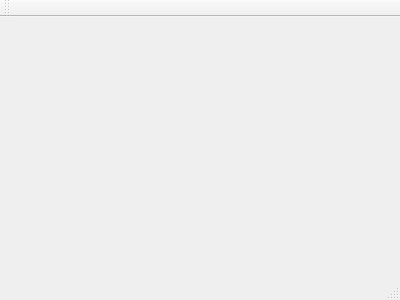
Before: the Qt Designer form src/smp/smp-gui/mainwindow.ui in create-misch/dtv, drawn with Qt 5.
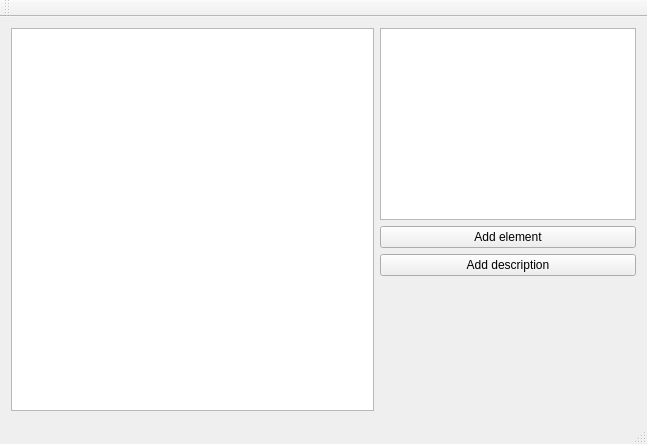
After: the same form once the commit is applied.

```diff
--- a/src/smp/smp-gui/mainwindow.ui
+++ b/src/smp/smp-gui/mainwindow.ui
@@ -6,14 +6,54 @@
    <rect>
     <x>0</x>
     <y>0</y>
-    <width>400</width>
-    <height>300</height>
+    <width>647</width>
+    <height>444</height>
    </rect>
   </property>
   <property name="windowTitle">
    <string>MainWindow</string>
   </property>
-  <widget class="QWidget" name="centralWidget"/>
+  <widget class="QWidget" name="centralWidget">
+   <layout class="QHBoxLayout" name="horizontalLayout" stretch="1,0">
+    <item>
+     <widget class="QTreeView" name="treeView"/>
+    </item>
+    <item>
+     <layout class="QVBoxLayout" name="verticalLayout">
+      <item>
+       <widget class="QTextBrowser" name="textBrowser"/>
+      </item>
+      <item>
+       <widget class="QPushButton" name="pushButton_addChildren">
+        <property name="text">
+         <string>Add element</string>
+        </property>
+       </widget>
+      </item>
+      <item>
+       <widget class="QPushButton" name="pushButton_addDescription">
+        <property name="text">
+         <string>Add description</string>
+        </property>
+       </widget>
+      </item>
+      <item>
+       <spacer name="verticalSpacer">
+        <property name="orientation">
+         <enum>Qt::Vertical</enum>
+        </property>
+        <property name="sizeHint" stdset="0">
+         <size>
+          <width>20</width>
+          <height>40</height>
+         </size>
+        </property>
+       </spacer>
+      </item>
+     </layout>
+    </item>
+   </layout>
+  </widget>
   <widget class="QMenuBar" name="menuBar">
    <property name="geometry">
     <rect>
```
Left out of the diff: 2 changed lines with no effect on the pictures.
